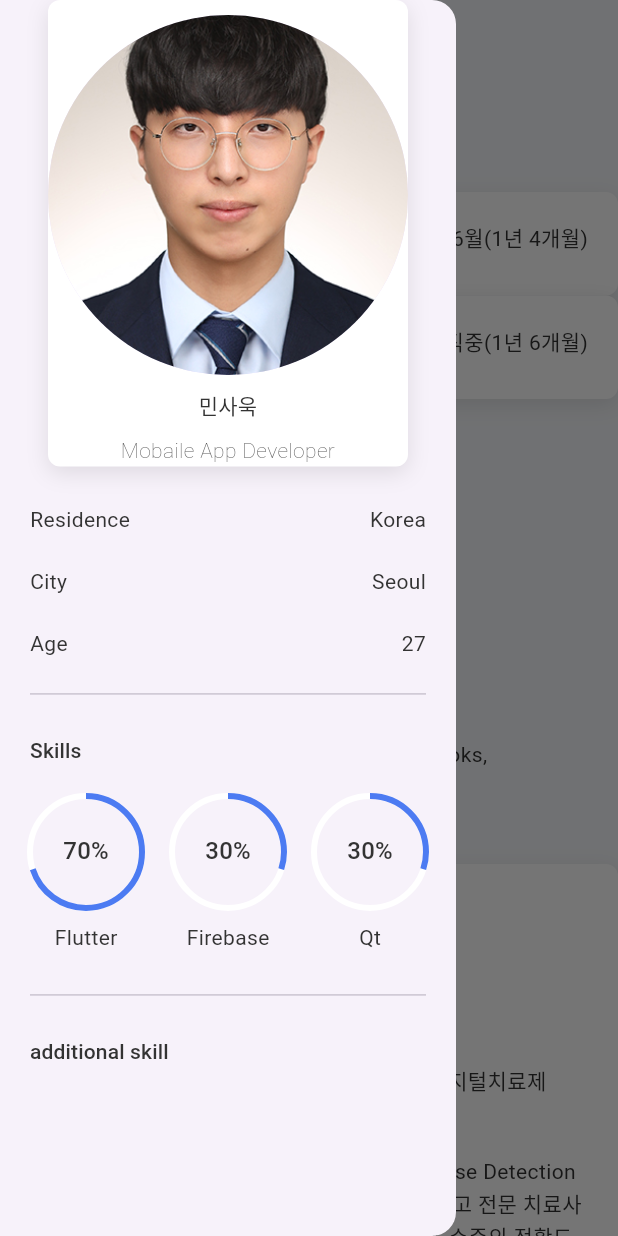
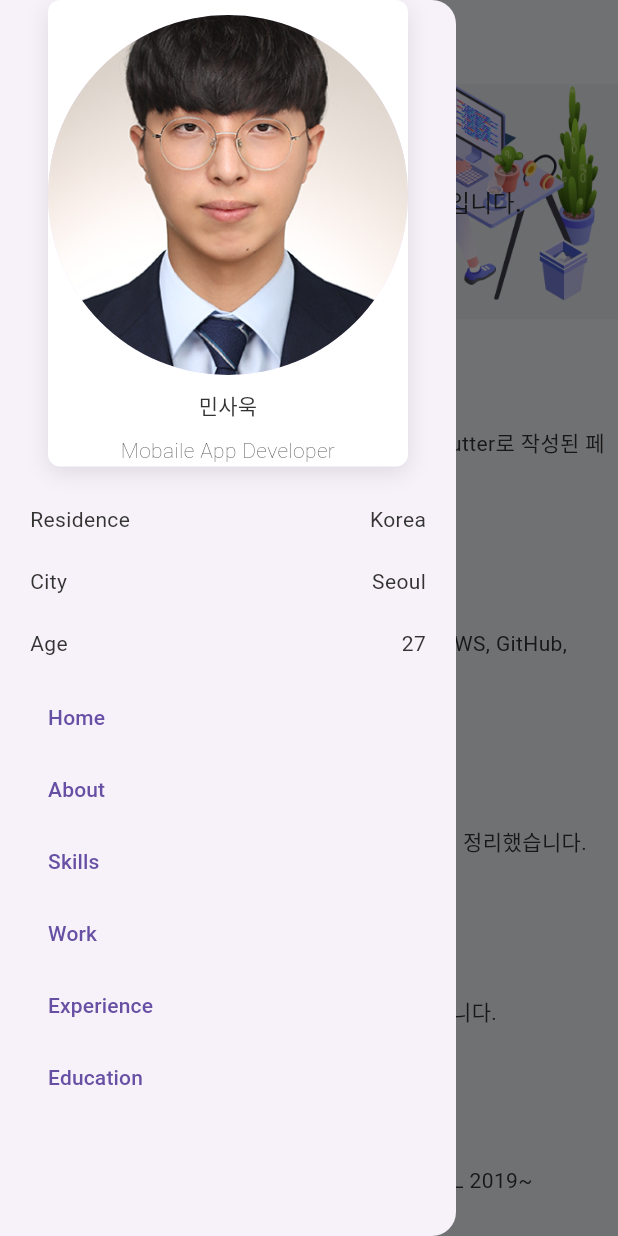
Before and after one commit to minsawook/web_portfolio, a Flutter app: the screen it shows after launch, after a tap on the "menu" icon, on a phone screen of 412 x 824 dp. Run offline on Flutter 3.47's test engine with Material 3 defaults, Android fonts, the phone set to English and light mode, and no system bars; drawn by our look-alikes of animated_text_kit; our stand-ins replace flutter_svg; network calls fail.

Commit message:
Add HTML-like sections and navigation

```diff
--- /dev/null
+++ b/lib/screens/home/components/about_section.dart
@@ -0,0 +1,27 @@
+import 'package:flutter/material.dart';
+import '../../../constants.dart';
+
+class AboutSection extends StatelessWidget {
+  const AboutSection({Key? key}) : super(key: key);
+
+  @override
+  Widget build(BuildContext context) {
+    return Padding(
+      padding: const EdgeInsets.symmetric(vertical: defaultPadding),
+      child: Column(
+        crossAxisAlignment: CrossAxisAlignment.start,
+        children: [
+          Text(
+            'About',
+            style: Theme.of(context).textTheme.headlineSmall,
+          ),
+          const SizedBox(height: defaultPadding),
+          Text(
+            '신입 서버개발자 김병욱의 포트폴리오입니다. Flutter로 작성된 페이지를 HTML 스타일로 구성했습니다.',
+            style: Theme.of(context).textTheme.bodyMedium,
+          ),
+        ],
+      ),
+    );
+  }
+}
--- /dev/null
+++ b/lib/screens/home/components/contact_section.dart
@@ -0,0 +1,26 @@
+import 'package:flutter/material.dart';
+import '../../../constants.dart';
+
+class ContactSection extends StatelessWidget {
+  const ContactSection({Key? key}) : super(key: key);
+
+  @override
+  Widget build(BuildContext context) {
+    return Padding(
+      padding: const EdgeInsets.symmetric(vertical: defaultPadding),
+      child: Column(
+        crossAxisAlignment: CrossAxisAlignment.start,
+        children: [
+          Text(
+            'Contact',
+            style: Theme.of(context).textTheme.headlineSmall,
+          ),
+          const SizedBox(height: defaultPadding),
+          Text('Email: deaguowl@gmail.com'),
+          Text('Location: 서울특별시 성동구 성수동2가'),
+          Text('Phone: +82 10 4920 3508'),
+        ],
+      ),
+    );
+  }
+}
--- /dev/null
+++ b/lib/screens/home/components/education_section.dart
@@ -0,0 +1,22 @@
+import 'package:flutter/material.dart';
+import '../../../constants.dart';
+
+class EducationSection extends StatelessWidget {
+  const EducationSection({Key? key}) : super(key: key);
+
+  @override
+  Widget build(BuildContext context) {
+    return Padding(
+      padding: const EdgeInsets.symmetric(vertical: defaultPadding),
+      child: Column(
+        crossAxisAlignment: CrossAxisAlignment.start,
+        children: [
+          Text('Education', style: Theme.of(context).textTheme.headlineSmall),
+          const SizedBox(height: defaultPadding),
+          Text('FASTCAMPUS WEBPROGRAMMING SCHOOL 2019~'),
+          Text('KNU UNIVERSITY 2010~2017'),
+        ],
+      ),
+    );
+  }
+}
--- /dev/null
+++ b/lib/screens/home/components/experience_section.dart
@@ -0,0 +1,21 @@
+import 'package:flutter/material.dart';
+import '../../../constants.dart';
+
+class ExperienceSection extends StatelessWidget {
+  const ExperienceSection({Key? key}) : super(key: key);
+
+  @override
+  Widget build(BuildContext context) {
+    return Padding(
+      padding: const EdgeInsets.symmetric(vertical: defaultPadding),
+      child: Column(
+        crossAxisAlignment: CrossAxisAlignment.start,
+        children: [
+          Text('Experience', style: Theme.of(context).textTheme.headlineSmall),
+          const SizedBox(height: defaultPadding),
+          Text('여러 스타트업과 프로젝트를 통해 경험을 쌓았습니다.'),
+        ],
+      ),
+    );
+  }
+}
--- /dev/null
+++ b/lib/screens/home/components/skills_section.dart
@@ -0,0 +1,24 @@
+import 'package:flutter/material.dart';
+import '../../../constants.dart';
+
+class SkillsSection extends StatelessWidget {
+  const SkillsSection({Key? key}) : super(key: key);
+
+  @override
+  Widget build(BuildContext context) {
+    return Padding(
+      padding: const EdgeInsets.symmetric(vertical: defaultPadding),
+      child: Column(
+        crossAxisAlignment: CrossAxisAlignment.start,
+        children: [
+          Text(
+            'Tech Skills',
+            style: Theme.of(context).textTheme.headlineSmall,
+          ),
+          const SizedBox(height: defaultPadding),
+          Text('Python, Django, JavaScript, HTML5, CSS3, AWS, GitHub, Flutter'),
+        ],
+      ),
+    );
+  }
+}
--- /dev/null
+++ b/lib/screens/home/components/work_section.dart
@@ -0,0 +1,21 @@
+import 'package:flutter/material.dart';
+import '../../../constants.dart';
+
+class WorkSection extends StatelessWidget {
+  const WorkSection({Key? key}) : super(key: key);
+
+  @override
+  Widget build(BuildContext context) {
+    return Padding(
+      padding: const EdgeInsets.symmetric(vertical: defaultPadding),
+      child: Column(
+        crossAxisAlignment: CrossAxisAlignment.start,
+        children: [
+          Text('Project', style: Theme.of(context).textTheme.headlineSmall),
+          const SizedBox(height: defaultPadding),
+          Text('여러 프로젝트 경험을 통해 얻은 지식과 결과물을 정리했습니다.'),
+        ],
+      ),
+    );
+  }
+}
--- a/lib/screens/home/home_screen.dart
+++ b/lib/screens/home/home_screen.dart
@@ -1,23 +1,52 @@
 import 'package:flutter/material.dart';
-import 'package:flutter_profile/screens/home/components/my_blog.dart';
-import 'package:flutter_profile/screens/home/components/projects.dart';
 import 'package:flutter_profile/screens/main/main_screen.dart';
+
+import 'components/about_section.dart';
+import 'components/contact_section.dart';
+import 'components/education_section.dart';
+import 'components/experience_section.dart';
 import 'components/home_banner.dart';
+import 'components/my_blog.dart';
 import 'components/my_projects.dart';
+import 'components/projects.dart';
 import 'components/recommendations.dart';
+import 'components/skills_section.dart';
+import 'components/work_section.dart';
 
-class HomeScreen extends StatelessWidget {
+class HomeScreen extends StatefulWidget {
   const HomeScreen({Key? key}) : super(key: key);
+
+  @override
+  State<HomeScreen> createState() => _HomeScreenState();
+}
+
+class _HomeScreenState extends State<HomeScreen> {
+  final ScrollController _scrollController = ScrollController();
+  final Map<String, GlobalKey> _sectionKeys = {
+    'home': GlobalKey(),
+    'about': GlobalKey(),
+    'skills': GlobalKey(),
+    'work': GlobalKey(),
+    'experience': GlobalKey(),
+    'education': GlobalKey(),
+    'blog': GlobalKey(),
+    'contact': GlobalKey(),
+  };
 
   @override
   Widget build(BuildContext context) {
     return MainScreen(
+      scrollController: _scrollController,
+      sectionKeys: _sectionKeys,
       children: [
-        // HomeBanner(),
-        Recommendations(),
-        Projects(),
-        MyProjects(),
-        MyPost(),
+        Container(key: _sectionKeys['home'], child: const HomeBanner()),
+        Container(key: _sectionKeys['about'], child: const AboutSection()),
+        Container(key: _sectionKeys['skills'], child: const SkillsSection()),
+        Container(key: _sectionKeys['work'], child: const WorkSection()),
+        Container(key: _sectionKeys['experience'], child: const ExperienceSection()),
+        Container(key: _sectionKeys['education'], child: const EducationSection()),
+        Container(key: _sectionKeys['blog'], child: MyPost()),
+        Container(key: _sectionKeys['contact'], child: const ContactSection()),
       ],
     );
   }
--- a/lib/screens/main/components/side_menu.dart
+++ b/lib/screens/main/components/side_menu.dart
@@ -11,7 +11,12 @@ import 'skills.dart';
 class SideMenu extends StatelessWidget {
   const SideMenu({
     Key? key,
+    required this.controller,
+    required this.sectionKeys,
   }) : super(key: key);
+
+  final ScrollController controller;
+  final Map<String, GlobalKey> sectionKeys;
 
   @override
   Widget build(BuildContext context) {
@@ -57,7 +62,19 @@ class SideMenu extends StatelessWidget {
                         ],
                       ),
                     ),
-                    Skills(),
+                  ...[
+                    _navButton("Home", "home"),
+                    _navButton("About", "about"),
+                    _navButton("Skills", "skills"),
+                    _navButton("Work", "work"),
+                    _navButton("Experience", "experience"),
+                    _navButton("Education", "education"),
+                    _navButton("Blog", "blog"),
+                    _navButton("Contact", "contact"),
+                  ],
+                  Divider(),
+                  SizedBox(height: defaultPadding),
+          Skills(),
                     SizedBox(height: defaultPadding),
                     Coding(),
                     Divider(),
@@ -107,4 +124,19 @@ class SideMenu extends StatelessWidget {
   int age(int year) {
     return DateTime.now().year - year;
   }
+
+  Widget _navButton(String title, String keyName) {
+    return TextButton(
+      onPressed: () {
+        final context = sectionKeys[keyName]?.currentContext;
+        if (context != null) {
+          Scrollable.ensureVisible(context, duration: defaultDuration);
+        }
+      },
+      child: Align(
+        alignment: Alignment.centerLeft,
+        child: Text(title),
+      ),
+    );
+  }
 }
--- a/lib/screens/main/main_screen.dart
+++ b/lib/screens/main/main_screen.dart
@@ -5,9 +5,16 @@ import 'package:flutter_profile/responsive.dart';
 import 'components/side_menu.dart';
 
 class MainScreen extends StatelessWidget {
-  const MainScreen({Key? key, required this.children}) : super(key: key);
+  const MainScreen({
+    Key? key,
+    required this.children,
+    required this.scrollController,
+    required this.sectionKeys,
+  }) : super(key: key);
 
   final List<Widget> children;
+  final ScrollController scrollController;
+  final Map<String, GlobalKey> sectionKeys;
 
   @override
   Widget build(BuildContext context) {
@@ -26,7 +33,7 @@ class MainScreen extends StatelessWidget {
                 ),
               ),
             ),
-      drawer: SideMenu(),
+      drawer: SideMenu(controller: scrollController, sectionKeys: sectionKeys),
       body: Center(
         child: Container(
           constraints: BoxConstraints(maxWidth: maxWidth),
@@ -36,12 +43,13 @@ class MainScreen extends StatelessWidget {
               if (Responsive.isDesktop(context))
                 Expanded(
                   flex: 2,
-                  child: SideMenu(),
+                  child: SideMenu(controller: scrollController, sectionKeys: sectionKeys),
                 ),
               SizedBox(width: defaultPadding),
               Expanded(
                 flex: 7,
                 child: SingleChildScrollView(
+                  controller: scrollController,
                   child: Column(
                     crossAxisAlignment: CrossAxisAlignment.start,
                     children: [
```
